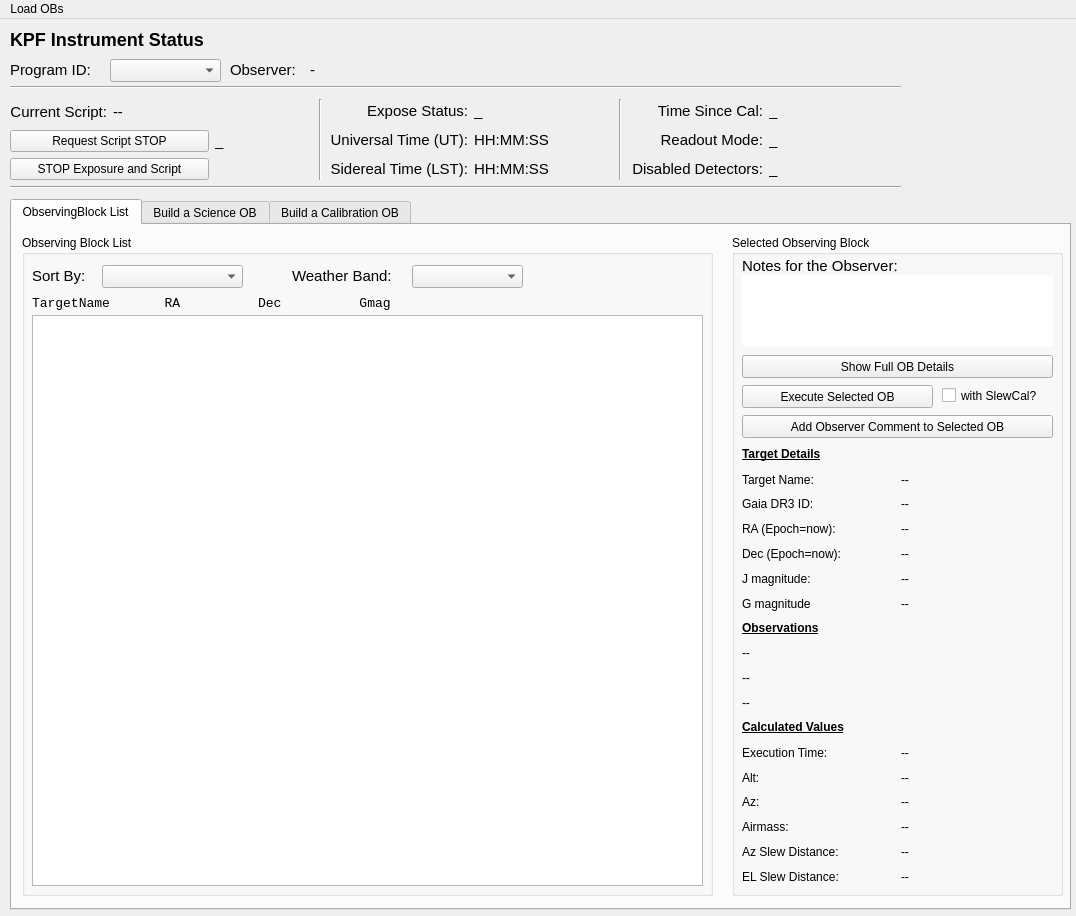
The window that kpf/OB_GUI/KPF_OB_GUI.ui (KeckObservatory/KPFTranslator) describes before a commit, drawn with Qt 5.
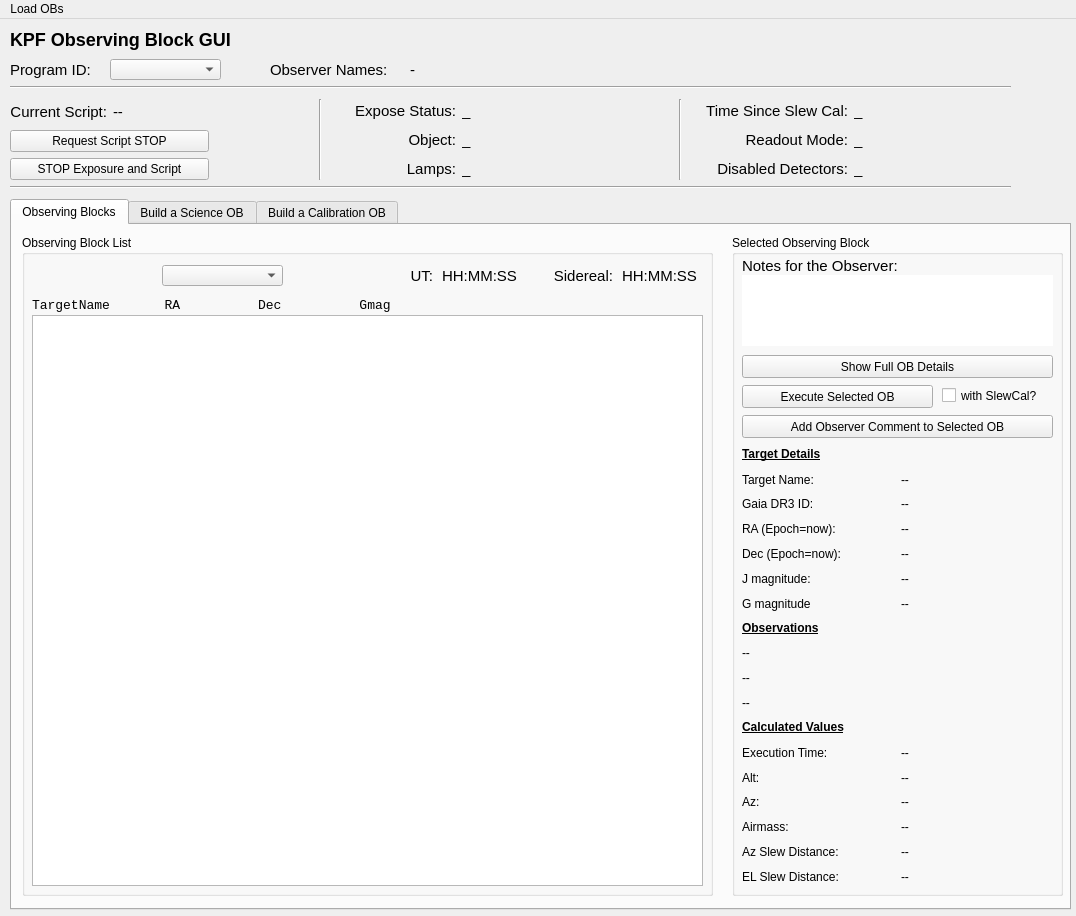
The same window after the commit.

Commit message: Add object and lamps display back in, move times

Diff of the .ui file:
```diff
--- a/kpf/OB_GUI/KPF_OB_GUI.ui
+++ b/kpf/OB_GUI/KPF_OB_GUI.ui
@@ -19,7 +19,7 @@
      <rect>
       <x>10</x>
       <y>160</y>
-      <width>891</width>
+      <width>1001</width>
       <height>16</height>
      </rect>
     </property>
@@ -90,7 +90,7 @@
         <string>Value of the kpfconfig.SCRIPTSTOP keyword. If this is yes, the running script will stop at the next opportunity.</string>
        </property>
        <property name="text">
-        <string>_</string>
+        <string/>
        </property>
       </widget>
      </item>
@@ -135,7 +135,7 @@
      </rect>
     </property>
     <property name="text">
-     <string>&lt;html&gt;&lt;head/&gt;&lt;body&gt;&lt;h2 style=&quot; margin-top:16px; margin-bottom:12px; margin-left:0px; margin-right:0px; -qt-block-indent:0; text-indent:0px;&quot;&gt;&lt;span style=&quot; font-size:11pt; font-weight:600;&quot;&gt;KPF Instrument Status&lt;/span&gt;&lt;/h2&gt;&lt;/body&gt;&lt;/html&gt;</string>
+     <string>&lt;html&gt;&lt;head/&gt;&lt;body&gt;&lt;h2 style=&quot; margin-top:16px; margin-bottom:12px; margin-left:0px; margin-right:0px; -qt-block-indent:0; text-indent:0px;&quot;&gt;&lt;span style=&quot; font-size:11pt; font-weight:600;&quot;&gt;KPF Observing Block GUI&lt;/span&gt;&lt;/h2&gt;&lt;/body&gt;&lt;/html&gt;</string>
     </property>
    </widget>
    <widget class="QWidget" name="gridLayoutWidget_3">
@@ -143,44 +143,26 @@
      <rect>
       <x>330</x>
       <y>80</y>
-      <width>281</width>
+      <width>341</width>
       <height>81</height>
      </rect>
     </property>
-    <layout class="QGridLayout" name="status_layout" columnstretch="100,200" rowminimumheight="0,0,0">
+    <layout class="QGridLayout" name="status_layout" rowstretch="100,100,100" columnstretch="60,100">
      <property name="sizeConstraint">
       <enum>QLayout::SetDefaultConstraint</enum>
      </property>
      <property name="verticalSpacing">
       <number>6</number>
      </property>
-     <item row="2" column="0">
-      <widget class="QLabel" name="label_9">
+     <item row="0" column="1">
+      <widget class="QLabel" name="expose_status_value">
        <property name="font">
         <font>
          <pointsize>11</pointsize>
         </font>
        </property>
        <property name="text">
-        <string>Sidereal Time (LST):</string>
-       </property>
-       <property name="alignment">
-        <set>Qt::AlignRight|Qt::AlignTrailing|Qt::AlignVCenter</set>
-       </property>
-      </widget>
-     </item>
-     <item row="1" column="0">
-      <widget class="QLabel" name="label_8">
-       <property name="font">
-        <font>
-         <pointsize>11</pointsize>
-        </font>
-       </property>
-       <property name="text">
-        <string>Universal Time (UT):</string>
-       </property>
-       <property name="alignment">
-        <set>Qt::AlignRight|Qt::AlignTrailing|Qt::AlignVCenter</set>
+        <string>_</string>
        </property>
       </widget>
      </item>
@@ -199,39 +181,57 @@
        </property>
       </widget>
      </item>
-     <item row="0" column="1">
-      <widget class="QLabel" name="expose_status_value">
+     <item row="1" column="0">
+      <widget class="QLabel" name="label_10">
        <property name="font">
         <font>
          <pointsize>11</pointsize>
         </font>
        </property>
        <property name="text">
-        <string>_</string>
+        <string>Object:</string>
        </property>
-      </widget>
-     </item>
-     <item row="2" column="1">
-      <widget class="QLabel" name="SiderealTimeValue">
-       <property name="font">
-        <font>
-         <pointsize>11</pointsize>
-        </font>
-       </property>
-       <property name="text">
-        <string>HH:MM:SS</string>
+       <property name="alignment">
+        <set>Qt::AlignRight|Qt::AlignTrailing|Qt::AlignVCenter</set>
        </property>
       </widget>
      </item>
      <item row="1" column="1">
-      <widget class="QLabel" name="UTValue">
+      <widget class="QLabel" name="ObjectValue">
        <property name="font">
         <font>
          <pointsize>11</pointsize>
         </font>
        </property>
        <property name="text">
-        <string>HH:MM:SS</string>
+        <string>_</string>
+       </property>
+      </widget>
+     </item>
+     <item row="2" column="0">
+      <widget class="QLabel" name="label_11">
+       <property name="font">
+        <font>
+         <pointsize>11</pointsize>
+        </font>
+       </property>
+       <property name="text">
+        <string>Lamps:</string>
+       </property>
+       <property name="alignment">
+        <set>Qt::AlignRight|Qt::AlignTrailing|Qt::AlignVCenter</set>
+       </property>
+      </widget>
+     </item>
+     <item row="2" column="1">
+      <widget class="QLabel" name="LampsValue">
+       <property name="font">
+        <font>
+         <pointsize>11</pointsize>
+        </font>
+       </property>
+       <property name="text">
+        <string>_</string>
        </property>
       </widget>
      </item>
@@ -240,9 +240,9 @@
    <widget class="QWidget" name="gridLayoutWidget_8">
     <property name="geometry">
      <rect>
-      <x>630</x>
+      <x>690</x>
       <y>80</y>
-      <width>271</width>
+      <width>321</width>
       <height>81</height>
      </rect>
     </property>
@@ -273,7 +273,7 @@
         </font>
        </property>
        <property name="text">
-        <string>Time Since Cal:</string>
+        <string>Time Since Slew Cal:</string>
        </property>
        <property name="alignment">
         <set>Qt::AlignRight|Qt::AlignTrailing|Qt::AlignVCenter</set>
@@ -349,7 +349,7 @@
    <widget class="Line" name="line_6">
     <property name="geometry">
      <rect>
-      <x>610</x>
+      <x>670</x>
       <y>80</y>
       <width>20</width>
       <height>81</height>
@@ -373,7 +373,7 @@
     </property>
     <widget class="QWidget" name="tab">
      <attribute name="title">
-      <string>ObservingBlock List</string>
+      <string>Observing Blocks</string>
      </attribute>
      <widget class="QGroupBox" name="groupBox">
       <property name="geometry">
@@ -390,30 +390,12 @@
       <widget class="QComboBox" name="SortOBs">
        <property name="geometry">
         <rect>
-         <x>80</x>
+         <x>140</x>
          <y>30</y>
-         <width>141</width>
-         <height>23</height>
-        </rect>
-       </property>
-      </widget>
-      <widget class="QLabel" name="SortOBsLabel">
-       <property name="geometry">
-        <rect>
-         <x>10</x>
-         <y>30</y>
-         <width>61</width>
+         <width>121</width>
          <height>21</height>
         </rect>
        </property>
-       <property name="font">
-        <font>
-         <pointsize>11</pointsize>
-        </font>
-       </property>
-       <property name="text">
-        <string>Sort By:</string>
-       </property>
       </widget>
       <widget class="QListView" name="ListOfOBs">
        <property name="geometry">
@@ -437,7 +419,7 @@
       <widget class="QLabel" name="WeatherBandLabel">
        <property name="geometry">
         <rect>
-         <x>270</x>
+         <x>10</x>
          <y>30</y>
          <width>121</width>
          <height>21</height>
@@ -449,17 +431,10 @@
         </font>
        </property>
        <property name="text">
-        <string>Weather Band:</string>
+        <string> </string>
        </property>
-      </widget>
-      <widget class="QComboBox" name="WeatherBand">
-       <property name="geometry">
-        <rect>
-         <x>390</x>
-         <y>30</y>
-         <width>111</width>
-         <height>23</height>
-        </rect>
+       <property name="alignment">
+        <set>Qt::AlignRight|Qt::AlignTrailing|Qt::AlignVCenter</set>
        </property>
       </widget>
       <widget class="QLabel" name="OBListHeader">
@@ -467,8 +442,8 @@
         <rect>
          <x>10</x>
          <y>60</y>
-         <width>621</width>
-         <height>16</height>
+         <width>671</width>
+         <height>21</height>
         </rect>
        </property>
        <property name="font">
@@ -481,6 +456,84 @@
         <string>TargetName       RA          Dec          Gmag</string>
        </property>
       </widget>
+      <widget class="QLabel" name="label_8">
+       <property name="geometry">
+        <rect>
+         <x>370</x>
+         <y>30</y>
+         <width>41</width>
+         <height>21</height>
+        </rect>
+       </property>
+       <property name="font">
+        <font>
+         <pointsize>11</pointsize>
+        </font>
+       </property>
+       <property name="text">
+        <string>UT:</string>
+       </property>
+       <property name="alignment">
+        <set>Qt::AlignRight|Qt::AlignTrailing|Qt::AlignVCenter</set>
+       </property>
+      </widget>
+      <widget class="QLabel" name="UTValue">
+       <property name="geometry">
+        <rect>
+         <x>420</x>
+         <y>30</y>
+         <width>81</width>
+         <height>21</height>
+        </rect>
+       </property>
+       <property name="font">
+        <font>
+         <pointsize>11</pointsize>
+        </font>
+       </property>
+       <property name="text">
+        <string>HH:MM:SS</string>
+       </property>
+      </widget>
+      <widget class="QLabel" name="label_9">
+       <property name="geometry">
+        <rect>
+         <x>510</x>
+         <y>30</y>
+         <width>81</width>
+         <height>21</height>
+        </rect>
+       </property>
+       <property name="font">
+        <font>
+         <pointsize>11</pointsize>
+        </font>
+       </property>
+       <property name="text">
+        <string>Sidereal:</string>
+       </property>
+       <property name="alignment">
+        <set>Qt::AlignRight|Qt::AlignTrailing|Qt::AlignVCenter</set>
+       </property>
+      </widget>
+      <widget class="QLabel" name="SiderealTimeValue">
+       <property name="geometry">
+        <rect>
+         <x>600</x>
+         <y>30</y>
+         <width>81</width>
+         <height>21</height>
+        </rect>
+       </property>
+       <property name="font">
+        <font>
+         <pointsize>11</pointsize>
+        </font>
+       </property>
+       <property name="text">
+        <string>HH:MM:SS</string>
+       </property>
+      </widget>
      </widget>
      <widget class="QGroupBox" name="groupBox_2">
       <property name="geometry">
@@ -829,9 +882,9 @@
    <widget class="QLabel" name="label_89">
     <property name="geometry">
      <rect>
-      <x>230</x>
+      <x>270</x>
       <y>40</y>
-      <width>81</width>
+      <width>131</width>
       <height>21</height>
      </rect>
     </property>
@@ -841,7 +894,7 @@
      </font>
     </property>
     <property name="text">
-     <string>Observer:</string>
+     <string>Observer Names:</string>
     </property>
    </widget>
    <widget class="QLabel" name="label_87">
@@ -865,9 +918,9 @@
    <widget class="QLabel" name="Observer">
     <property name="geometry">
      <rect>
-      <x>310</x>
+      <x>410</x>
       <y>40</y>
-      <width>761</width>
+      <width>601</width>
       <height>21</height>
      </rect>
     </property>
@@ -885,7 +938,7 @@
      <rect>
       <x>10</x>
       <y>60</y>
-      <width>891</width>
+      <width>1001</width>
       <height>16</height>
      </rect>
     </property>
@@ -899,7 +952,7 @@
       <x>110</x>
       <y>40</y>
       <width>111</width>
-      <height>23</height>
+      <height>21</height>
      </rect>
     </property>
    </widget>
```
Left out of the diff: 4 changed lines with no effect on the pictures. The commit also changes 1 other file.
